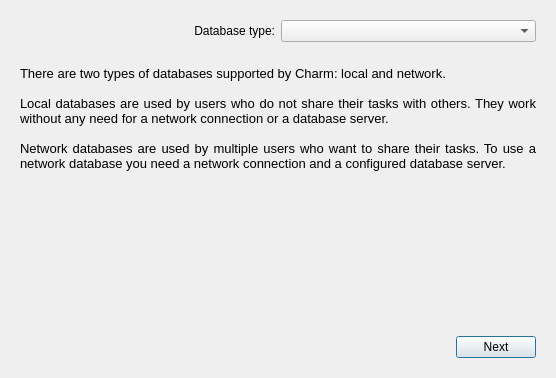
KDAB/Charm, file Charm/ConfigurationDialog.ui: the form before one commit.
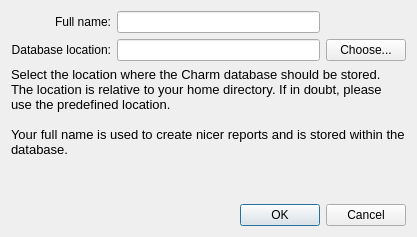
The form after the commit. The open tabs and pages were chosen to show the change.

Commit message:
Remove database type selection page from the configuration dialog.
There is only one kind of database anyway. Also clean up slightly.

The edit to the form file:
```diff
--- a/Charm/ConfigurationDialog.ui
+++ b/Charm/ConfigurationDialog.ui
@@ -6,110 +6,16 @@
    <rect>
     <x>0</x>
     <y>0</y>
-    <width>556</width>
-    <height>378</height>
+    <width>417</width>
+    <height>237</height>
    </rect>
   </property>
   <property name="windowTitle">
    <string>Database Configuration</string>
   </property>
-  <layout class="QVBoxLayout">
+  <layout class="QVBoxLayout" name="verticalLayout">
    <item>
-    <widget class="QStackedWidget" name="stackedWidget">
-     <property name="currentIndex">
-      <number>1</number>
-     </property>
-     <widget class="QWidget" name="databaseTypePage">
-      <layout class="QGridLayout">
-       <item row="2" column="1">
-        <spacer>
-         <property name="orientation">
-          <enum>Qt::Vertical</enum>
-         </property>
-         <property name="sizeHint" stdset="0">
-          <size>
-           <width>20</width>
-           <height>40</height>
-          </size>
-         </property>
-        </spacer>
-       </item>
-       <item row="1" column="0" colspan="2">
-        <widget class="QLabel" name="label_3">
-         <property name="sizePolicy">
-          <sizepolicy hsizetype="MinimumExpanding" vsizetype="MinimumExpanding">
-           <horstretch>0</horstretch>
-           <verstretch>0</verstretch>
-          </sizepolicy>
-         </property>
-         <property name="text">
-          <string>&lt;!DOCTYPE HTML PUBLIC &quot;-//W3C//DTD HTML 4.0//EN&quot; &quot;http://www.w3.org/TR/REC-html40/strict.dtd&quot;&gt;
-&lt;html&gt;&lt;head&gt;&lt;meta name=&quot;qrichtext&quot; content=&quot;1&quot; /&gt;&lt;style type=&quot;text/css&quot;&gt;
-p, li { white-space: pre-wrap; }
-&lt;/style&gt;&lt;/head&gt;&lt;body style=&quot; font-family:'Lucida Grande'; font-size:13pt; font-weight:400; font-style:normal;&quot;&gt;
-&lt;p style=&quot; margin-top:0px; margin-bottom:0px; margin-left:0px; margin-right:0px; -qt-block-indent:0; text-indent:0px;&quot;&gt;&lt;span style=&quot; font-size:10pt;&quot;&gt;There are two types of databases supported by Charm: local and network.&lt;/span&gt;&lt;/p&gt;
-&lt;p style=&quot;-qt-paragraph-type:empty; margin-top:0px; margin-bottom:0px; margin-left:0px; margin-right:0px; -qt-block-indent:0; text-indent:0px; font-size:10pt;&quot;&gt;&lt;/p&gt;
-&lt;p style=&quot; margin-top:0px; margin-bottom:0px; margin-left:0px; margin-right:0px; -qt-block-indent:0; text-indent:0px;&quot;&gt;&lt;span style=&quot; font-size:10pt;&quot;&gt;Local databases&lt;/span&gt;&lt;span style=&quot; font-size:10pt;&quot;&gt; are used by users who do not share their tasks with others. They work without any need for a network connection or a database server.&lt;/span&gt;&lt;/p&gt;
-&lt;p style=&quot;-qt-paragraph-type:empty; margin-top:0px; margin-bottom:0px; margin-left:0px; margin-right:0px; -qt-block-indent:0; text-indent:0px; font-size:10pt;&quot;&gt;&lt;/p&gt;
-&lt;p style=&quot; margin-top:0px; margin-bottom:0px; margin-left:0px; margin-right:0px; -qt-block-indent:0; text-indent:0px;&quot;&gt;&lt;span style=&quot; font-size:10pt;&quot;&gt;Network databases&lt;/span&gt;&lt;span style=&quot; font-size:10pt;&quot;&gt; are used by multiple users who want to share their tasks. To use a network database you need a network connection and a configured database server.&lt;/span&gt;&lt;/p&gt;&lt;/body&gt;&lt;/html&gt;</string>
-         </property>
-         <property name="textFormat">
-          <enum>Qt::RichText</enum>
-         </property>
-         <property name="alignment">
-          <set>Qt::AlignJustify|Qt::AlignVCenter</set>
-         </property>
-         <property name="wordWrap">
-          <bool>true</bool>
-         </property>
-        </widget>
-       </item>
-       <item row="3" column="0" colspan="2">
-        <layout class="QHBoxLayout">
-         <item>
-          <spacer>
-           <property name="orientation">
-            <enum>Qt::Horizontal</enum>
-           </property>
-           <property name="sizeHint" stdset="0">
-            <size>
-             <width>40</width>
-             <height>20</height>
-            </size>
-           </property>
-          </spacer>
-         </item>
-         <item>
-          <widget class="QPushButton" name="dbTypeNextButton">
-           <property name="text">
-            <string>Next</string>
-           </property>
-          </widget>
-         </item>
-        </layout>
-       </item>
-       <item row="0" column="1">
-        <widget class="QComboBox" name="comboDbType"/>
-       </item>
-       <item row="0" column="0">
-        <widget class="QLabel" name="label">
-         <property name="text">
-          <string>Database type:</string>
-         </property>
-         <property name="alignment">
-          <set>Qt::AlignRight|Qt::AlignTrailing|Qt::AlignVCenter</set>
-         </property>
-        </widget>
-       </item>
-      </layout>
-     </widget>
-     <widget class="QWidget" name="sqliteDatabasePage">
-      <layout class="QGridLayout">
-       <item row="0" column="0" colspan="3">
-        <layout class="QGridLayout">
-         <item row="0" column="1">
-          <widget class="QLineEdit" name="nameLineEdit"/>
-         </item>
+    <layout class="QGridLayout" name="gridLayout">
          <item row="0" column="0">
           <widget class="QLabel" name="label_5">
            <property name="text">
@@ -120,8 +26,15 @@
            </property>
           </widget>
          </item>
-         <item row="1" column="1">
-          <widget class="QLineEdit" name="sqliteLocation"/>
+     <item row="0" column="1">
+      <widget class="QLineEdit" name="nameLineEdit">
+       <property name="sizePolicy">
+        <sizepolicy hsizetype="MinimumExpanding" vsizetype="Fixed">
+         <horstretch>0</horstretch>
+         <verstretch>0</verstretch>
+        </sizepolicy>
+       </property>
+      </widget>
          </item>
          <item row="1" column="0">
           <widget class="QLabel" name="label_2">
@@ -133,16 +46,19 @@
            </property>
           </widget>
          </item>
-        </layout>
+     <item row="1" column="1">
+      <widget class="QLineEdit" name="databaseLocation"/>
        </item>
        <item row="1" column="2">
-        <widget class="QPushButton" name="sqliteLocationButton">
+      <widget class="QPushButton" name="databaseLocationButton">
          <property name="text">
           <string>Choose...</string>
          </property>
         </widget>
        </item>
-       <item row="2" column="0" colspan="3">
+    </layout>
+   </item>
+   <item>
         <widget class="QLabel" name="label_4">
          <property name="sizePolicy">
           <sizepolicy hsizetype="MinimumExpanding" vsizetype="MinimumExpanding">
@@ -155,65 +71,40 @@
 &lt;html&gt;&lt;head&gt;&lt;meta name=&quot;qrichtext&quot; content=&quot;1&quot; /&gt;&lt;style type=&quot;text/css&quot;&gt;
 p, li { white-space: pre-wrap; }
 &lt;/style&gt;&lt;/head&gt;&lt;body style=&quot; font-family:'Lucida Grande'; font-size:13pt; font-weight:400; font-style:normal;&quot;&gt;
-&lt;p style=&quot; margin-top:0px; margin-bottom:0px; margin-left:0px; margin-right:0px; -qt-block-indent:0; text-indent:0px;&quot;&gt;&lt;span style=&quot; font-size:10pt;&quot;&gt;Local databases use a single SQLite database file to store your events. Select the location where should be stored. The location is relative to your home directory.&lt;/span&gt;&lt;/p&gt;
+&lt;p style=&quot; margin-top:0px; margin-bottom:0px; margin-left:0px; margin-right:0px; -qt-block-indent:0; text-indent:0px;&quot;&gt;&lt;span style=&quot; font-size:10pt;&quot;&gt;Select the location where the Charm database should be stored. The location is relative to your home directory. If in doubt, please use the predefined location.&lt;/span&gt;&lt;/p&gt;
 &lt;p style=&quot;-qt-paragraph-type:empty; margin-top:0px; margin-bottom:0px; margin-left:0px; margin-right:0px; -qt-block-indent:0; text-indent:0px; font-size:10pt;&quot;&gt;&lt;/p&gt;
 &lt;p style=&quot; margin-top:0px; margin-bottom:0px; margin-left:0px; margin-right:0px; -qt-block-indent:0; text-indent:0px;&quot;&gt;&lt;span style=&quot; font-size:10pt;&quot;&gt;Your full name is used to create nicer reports and is stored within the database.&lt;/span&gt;&lt;/p&gt;
-&lt;p style=&quot;-qt-paragraph-type:empty; margin-top:0px; margin-bottom:0px; margin-left:0px; margin-right:0px; -qt-block-indent:0; text-indent:0px; font-size:10pt;&quot;&gt;&lt;/p&gt;
-&lt;p style=&quot; margin-top:0px; margin-bottom:0px; margin-left:0px; margin-right:0px; -qt-block-indent:0; text-indent:0px;&quot;&gt;&lt;span style=&quot; font-size:10pt;&quot;&gt;If in doubt, please use the predefined location.&lt;/span&gt;&lt;/p&gt;&lt;/body&gt;&lt;/html&gt;</string>
+&lt;p style=&quot;-qt-paragraph-type:empty; margin-top:0px; margin-bottom:0px; margin-left:0px; margin-right:0px; -qt-block-indent:0; text-indent:0px;&quot;&gt;&lt;/p&gt;&lt;/body&gt;&lt;/html&gt;</string>
          </property>
          <property name="textFormat">
           <enum>Qt::RichText</enum>
          </property>
          <property name="alignment">
-          <set>Qt::AlignJustify|Qt::AlignVCenter</set>
+      <set>Qt::AlignLeading|Qt::AlignLeft|Qt::AlignTop</set>
          </property>
          <property name="wordWrap">
           <bool>true</bool>
          </property>
         </widget>
        </item>
-       <item row="3" column="1">
-        <spacer>
+   <item>
+    <spacer name="verticalSpacer">
          <property name="orientation">
           <enum>Qt::Vertical</enum>
          </property>
          <property name="sizeHint" stdset="0">
           <size>
            <width>20</width>
-           <height>51</height>
+       <height>40</height>
           </size>
          </property>
         </spacer>
        </item>
-       <item row="4" column="0">
-        <widget class="QPushButton" name="sqliteBackButton">
-         <property name="text">
-          <string>Back</string>
-         </property>
-        </widget>
-       </item>
-       <item row="4" column="1">
-        <spacer>
-         <property name="orientation">
-          <enum>Qt::Horizontal</enum>
-         </property>
-         <property name="sizeHint" stdset="0">
-          <size>
-           <width>332</width>
-           <height>20</height>
-          </size>
-         </property>
-        </spacer>
-       </item>
-       <item row="4" column="2">
-        <widget class="QPushButton" name="sqliteDoneButton">
-         <property name="text">
-          <string>Done</string>
-         </property>
-        </widget>
-       </item>
-      </layout>
-     </widget>
+   <item>
+    <widget class="QDialogButtonBox" name="buttonBox">
+     <property name="standardButtons">
+      <set>QDialogButtonBox::Cancel|QDialogButtonBox::Ok</set>
+     </property>
     </widget>
    </item>
   </layout>
```
Lines whose indentation alone changed are shown as unchanged. The commit also changes 2 other files.
